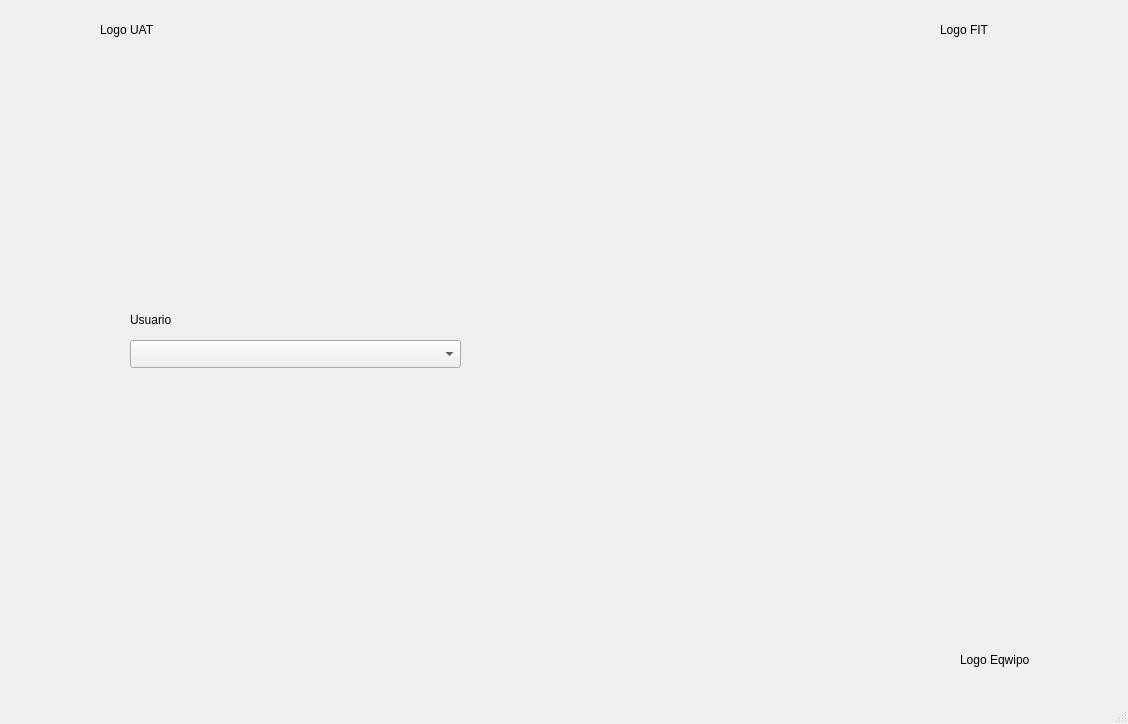
Before: the Qt Designer form Unidad 2/P_03_ComboBoxui.ui in badillovictor/PIP_2024_1_VMBG, drawn with Qt 5.
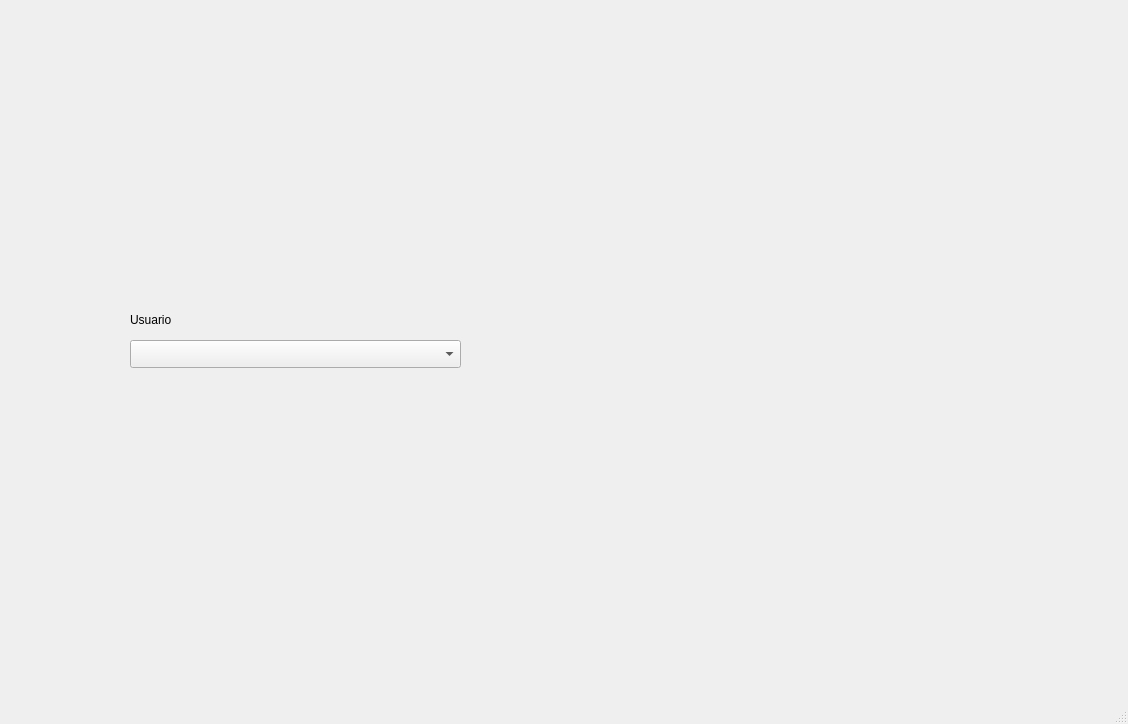
After: the same form once the commit is applied. Icons and pictures are not drawn.

What changed in the file:
```diff
--- a/Unidad 2/P_03_ComboBoxui.ui
+++ b/Unidad 2/P_03_ComboBoxui.ui
@@ -14,64 +14,6 @@
    <string>MainWindow</string>
   </property>
   <widget class="QWidget" name="centralwidget">
-   <widget class="QLabel" name="label">
-    <property name="geometry">
-     <rect>
-      <x>100</x>
-      <y>20</y>
-      <width>63</width>
-      <height>20</height>
-     </rect>
-    </property>
-    <property name="text">
-     <string>Logo UAT</string>
-    </property>
-   </widget>
-   <widget class="QLabel" name="label_2">
-    <property name="geometry">
-     <rect>
-      <x>940</x>
-      <y>20</y>
-      <width>63</width>
-      <height>20</height>
-     </rect>
-    </property>
-    <property name="text">
-     <string>Logo FIT</string>
-    </property>
-   </widget>
-   <widget class="QLabel" name="label_3">
-    <property name="geometry">
-     <rect>
-      <x>960</x>
-      <y>650</y>
-      <width>91</width>
-      <height>20</height>
-     </rect>
-    </property>
-    <property name="text">
-     <string>Logo Eqwipo</string>
-    </property>
-   </widget>
-   <widget class="QLabel" name="label_7">
-    <property name="geometry">
-     <rect>
-      <x>530</x>
-      <y>210</y>
-      <width>301</width>
-      <height>351</height>
-     </rect>
-    </property>
-    <property name="text">
-     <string/>
-    </property>
-    <property name="pixmap">
-     <pixmap>:/Todo/GoldenglowGG.jpg</pixmap>
-    </property>
-    <property name="scaledContents">
-     <bool>true</bool>
-    </property>
-   </widget>
    <widget class="QComboBox" name="cmbIntegrantes">
     <property name="geometry">
      <rect>
@@ -107,6 +49,66 @@
     <property name="text">
      <string/>
     </property>
+    <property name="scaledContents">
+     <bool>true</bool>
+    </property>
+   </widget>
+   <widget class="QLabel" name="label_10">
+    <property name="geometry">
+     <rect>
+      <x>970</x>
+      <y>10</y>
+      <width>141</width>
+      <height>51</height>
+     </rect>
+    </property>
+    <property name="text">
+     <string/>
+    </property>
+    <property name="pixmap">
+     <pixmap resource="../Imagenes/resources.qrc">:/Logos/LogoFIT.jpg</pixmap>
+    </property>
+    <property name="scaledContents">
+     <bool>true</bool>
+    </property>
+   </widget>
+   <widget class="QLabel" name="label_9">
+    <property name="geometry">
+     <rect>
+      <x>10</x>
+      <y>10</y>
+      <width>111</width>
+      <height>61</height>
+     </rect>
+    </property>
+    <property name="text">
+     <string/>
+    </property>
+    <property name="pixmap">
+     <pixmap resource="../Imagenes/resources.qrc">:/Logos/LogoUAT.png</pixmap>
+    </property>
+    <property name="scaledContents">
+     <bool>true</bool>
+    </property>
+   </widget>
+   <widget class="QLabel" name="label_11">
+    <property name="geometry">
+     <rect>
+      <x>980</x>
+      <y>610</y>
+      <width>141</width>
+      <height>51</height>
+     </rect>
+    </property>
+    <property name="text">
+     <string/>
+    </property>
+    <property name="pixmap">
+     <pixmap resource="../Imagenes/resources.qrc">:/Logos/RhineLab.jpg</pixmap>
+    </property>
+    <property name="scaledContents">
+     <bool>true</bool>
+    </property>
    </widget>
   </widget>
   <widget class="QMenuBar" name="menubar">
```
Left out of the diff: 3 changed lines with no effect on the pictures.
